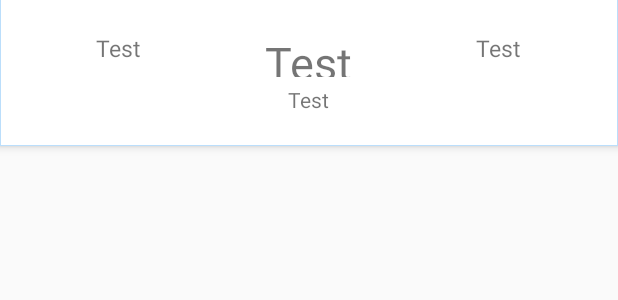
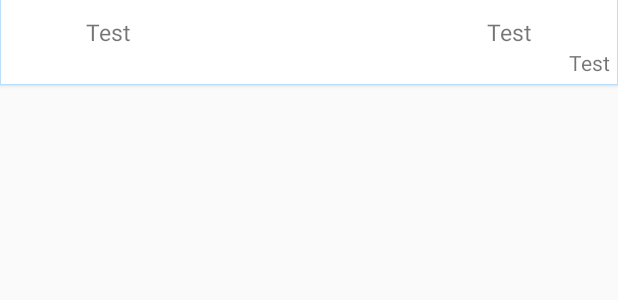
Before and after one commit to ShimonaJ/P3_repository, an Android app: the layout scores_list_item.xml on its own in the app's theme, with its tools: preview values and no code run, on a phone screen of 412 x 824 dp. Shown: the top 300 px of the screen. Run offline under Robolectric (Android 15) with nearby library versions, the phone set to English and light mode, and no system bars.

Commit message:
Implemented Material

```diff
--- a/app/src/main/res/layout-land/detail_fragment.xml
+++ /dev/null
@@ -1,44 +0,0 @@
-<?xml version="1.0" encoding="utf-8"?>
-<LinearLayout xmlns:android="http://schemas.android.com/apk/res/android"
-    android:orientation="vertical" android:layout_width="match_parent"
-    android:layout_height="match_parent">
-    <LinearLayout
-        android:layout_width="match_parent"
-        android:layout_height="wrap_content"
-        android:layout_marginTop="@dimen/activity_vertical_margin">
-        <TextView
-            android:layout_width="wrap_content"
-            android:layout_height="wrap_content"
-            android:gravity="center"
-            android:layout_weight="1"
-            android:text="@string/test_text"
-            android:textColor="@android:color/black"
-            android:textSize="@dimen/League"
-            android:id="@+id/league_textview"/>
-        <TextView
-            android:layout_width="wrap_content"
-            android:layout_height="wrap_content"
-            android:gravity="center"
-            android:layout_weight="1"
-            android:text="@string/test_text"
-            android:textSize="@dimen/League"
-            android:textColor="@android:color/black"
-            android:id="@+id/matchday_textview"/>
-    </LinearLayout>
-    <FrameLayout
-        android:layout_width="match_parent"
-        android:layout_height="wrap_content"
-        android:layout_marginTop="20dp">
-        <Button
-        android:layout_width="match_parent"
-        android:layout_height="wrap_content"
-        android:layout_gravity="center"
-        android:gravity="center"
-        android:text="@string/share_text"
-        android:id="@+id/share_button"
-        android:drawableLeft="@android:drawable/ic_menu_share"
-        android:paddingLeft="40dp"
-        android:paddingRight="40dp"/>
-    </FrameLayout>
-
-</LinearLayout>
--- a/app/src/main/res/layout-land/scores_list_item.xml
+++ /dev/null
@@ -1,80 +0,0 @@
-<?xml version="1.0" encoding="utf-8"?>
-<LinearLayout xmlns:android="http://schemas.android.com/apk/res/android"
-    android:orientation="horizontal" android:layout_width="match_parent"
-    android:layout_height="wrap_content" android:elevation="4dp"
-    android:background="@drawable/list_item"
-  >
-    <LinearLayout
-        android:orientation="horizontal" android:layout_width="0dp" android:layout_weight="1"
-        android:layout_height="wrap_content"
-        android:paddingTop="5dp"
-        >
-        <LinearLayout
-            android:layout_width="0dp"
-            android:layout_height="match_parent"
-            android:layout_weight="1"
-            android:orientation="vertical">
-            <ImageView
-                android:layout_width="wrap_content"
-                android:layout_height="wrap_content"
-                android:layout_gravity="center"
-                android:id="@+id/home_crest"/>
-            <TextView
-                android:layout_width="wrap_content"
-                android:layout_height="wrap_content"
-                android:layout_gravity="center"
-                android:textSize="@dimen/TeamNames"
-                android:gravity="center"
-                android:text="@string/test_text"
-                android:id="@+id/home_name"/>
-        </LinearLayout>
-        <LinearLayout
-            android:layout_width="0dp"
-            android:layout_height="match_parent"
-            android:layout_weight="1"
-            android:orientation="vertical">
-            <TextView
-                android:layout_width="wrap_content"
-                android:layout_height="0dp"
-                android:layout_weight="1"
-                android:text="@string/test_text"
-                android:layout_gravity="center"
-                android:gravity="center"
-                android:textSize="@dimen/Score"
-                android:id="@+id/score_textview"/>
-            <TextView
-                android:layout_width="wrap_content"
-                android:layout_height="0dp"
-                android:layout_weight="1"
-                android:text="@string/test_text"
-                android:layout_gravity="center"
-                android:gravity="center"
-                android:id="@+id/data_textview"/>
-
-        </LinearLayout>
-        <LinearLayout
-            android:layout_width="0dp"
-            android:layout_height="match_parent"
-            android:layout_weight="1"
-            android:orientation="vertical">
-            <ImageView
-                android:layout_width="wrap_content"
-                android:layout_height="wrap_content"
-                android:layout_gravity="center"
-                android:id="@+id/away_crest"/>
-            <TextView
-                android:layout_width="wrap_content"
-                android:layout_height="wrap_content"
-                android:layout_gravity="center"
-                android:gravity="center"
-                android:text="@string/test_text"
-                android:textSize="@dimen/TeamNames"
-                android:id="@+id/away_name"/>
-        </LinearLayout>
-    </LinearLayout>
-    <FrameLayout
-        android:layout_width="0dp" android:layout_weight="1"
-        android:layout_height="wrap_content"
-        android:id="@+id/details_fragment_container">
-    </FrameLayout>
-</LinearLayout>
--- a/app/src/main/res/layout/activity_main.xml
+++ b/app/src/main/res/layout/activity_main.xml
@@ -1,5 +1,5 @@
 <LinearLayout xmlns:android="http://schemas.android.com/apk/res/android"
-    xmlns:tools="http://schemas.android.com/tools" android:background="@color/blue14"
+    xmlns:tools="http://schemas.android.com/tools" android:background="@color/activated"
     android:layout_width="match_parent" android:layout_height="match_parent"
     tools:context=".MainActivity" tools:ignore="MergeRootFrame" android:orientation="vertical"
     >
--- a/app/src/main/res/layout/detail_fragment.xml
+++ b/app/src/main/res/layout/detail_fragment.xml
@@ -1,23 +1,24 @@
 <?xml version="1.0" encoding="utf-8"?>
 <LinearLayout xmlns:android="http://schemas.android.com/apk/res/android"
     android:orientation="horizontal" android:layout_width="match_parent"
-    android:layout_height="match_parent">
+    android:layout_height="match_parent"
+  >
 
 
         <Button
-        android:layout_width="wrap_content" android:layout_marginTop="20dp"
+        android:layout_width="wrap_content"
         android:layout_height="wrap_content"
-        android:layout_gravity="left"
-        android:gravity="center"
+        android:layout_gravity="left|bottom"
+        android:gravity="center" android:contentDescription="Share Score"
         android:text="@string/share_text" android:textColor="@color/accent"
-        android:id="@+id/share_button"
+        android:id="@+id/share_button"  android:background="@drawable/touch_selector"
         android:drawableLeft="@android:drawable/ic_menu_share"
 
         />
-    <LinearLayout
-        android:layout_width="match_parent"  android:gravity="right"
+    <LinearLayout android:paddingRight="5dp"
+        android:layout_width="match_parent"  android:gravity="right"   android:layout_gravity="right|bottom"
         android:layout_height="wrap_content" android:orientation="vertical"
-        android:layout_marginTop="@dimen/activity_vertical_margin">
+        >
         <TextView
             android:layout_width="wrap_content"
             android:layout_height="wrap_content"
--- a/app/src/main/res/layout/scores_list_item.xml
+++ b/app/src/main/res/layout/scores_list_item.xml
@@ -1,77 +1,75 @@
 <?xml version="1.0" encoding="utf-8"?>
 <LinearLayout xmlns:android="http://schemas.android.com/apk/res/android"
     android:orientation="vertical" android:layout_width="match_parent"
-    android:layout_height="wrap_content" android:padding="16dp"
-    android:elevation="4dp" android:layout_marginBottom="5dp"
+    android:layout_height="wrap_content" android:padding="5dp"
+    android:elevation="2dp"
     android:background="@drawable/list_item">
+
+
+
+
+
     <LinearLayout
         android:orientation="horizontal" android:layout_width="match_parent"
         android:layout_height="wrap_content"
         android:paddingTop="5dp"
         >
-        <LinearLayout
-            android:layout_width="0dp"
-            android:layout_height="match_parent"
-            android:layout_weight="1"
-            android:orientation="vertical">
-            <ImageView
-                android:layout_width="wrap_content"
-                android:layout_height="wrap_content"
-                android:layout_gravity="center"
-                android:id="@+id/home_crest"/>
         <TextView
-                android:layout_width="wrap_content"
+            android:layout_width="0dp" android:layout_weight="1"
             android:layout_height="wrap_content"
             android:layout_gravity="center"
             android:textSize="@dimen/TeamNames"
             android:gravity="center"
             android:text="@string/test_text"
             android:id="@+id/home_name"/>
-        </LinearLayout>
+
+
         <LinearLayout
-            android:layout_width="0dp"
+            android:layout_width="0dp" android:padding="1dp"
             android:layout_height="match_parent"
             android:layout_weight="1"
-            android:orientation="vertical">
-            <TextView
+            android:orientation="horizontal">
+
+
+            <ImageView
+                android:layout_width="wrap_content"
+                android:layout_height="wrap_content"
+                android:layout_gravity="center"
+                android:id="@+id/home_crest"/>
+            <TextView android:background="@color/accent"
                 android:layout_width="wrap_content"
                 android:layout_height="0dp"
-                android:layout_weight="1"
+                android:layout_weight="1" android:textColor="#000000"
                 android:text="@string/test_text"
                 android:layout_gravity="center"
                 android:gravity="center"
                 android:textSize="@dimen/Score"
                 android:id="@+id/score_textview"/>
-            <TextView
-                android:layout_width="wrap_content"
-                android:layout_height="0dp"
-                android:layout_weight="1"
-                android:text="@string/test_text"
-                android:layout_gravity="center"
-                android:gravity="center"
-                android:id="@+id/data_textview"/>
-
-        </LinearLayout>
-        <LinearLayout
-            android:layout_width="0dp"
-            android:layout_height="match_parent"
-            android:layout_weight="1"
-            android:orientation="vertical">
             <ImageView
                 android:layout_width="wrap_content"
                 android:layout_height="wrap_content"
                 android:layout_gravity="center"
                 android:id="@+id/away_crest"/>
+        </LinearLayout>
         <TextView
-                android:layout_width="wrap_content"
+            android:layout_width="0dp"
             android:layout_height="wrap_content"
-                android:layout_gravity="center"
+            android:layout_gravity="center" android:layout_weight="1"
             android:gravity="center"
             android:text="@string/test_text"
             android:textSize="@dimen/TeamNames"
             android:id="@+id/away_name"/>
+
+
     </LinearLayout>
-    </LinearLayout>
+    <TextView
+        android:layout_width="wrap_content"
+        android:layout_height="wrap_content"
+
+        android:text="@string/test_text"
+        android:layout_gravity="right"
+        android:gravity="center"
+        android:id="@+id/data_textview"/>
     <FrameLayout
         android:layout_width="match_parent"
         android:layout_height="wrap_content"
```
Lines whose indentation alone changed are shown as unchanged.
